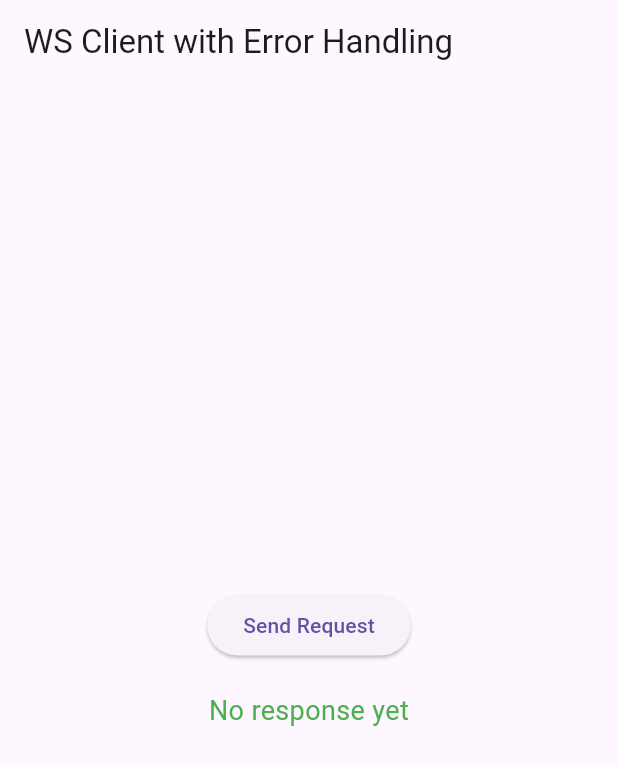
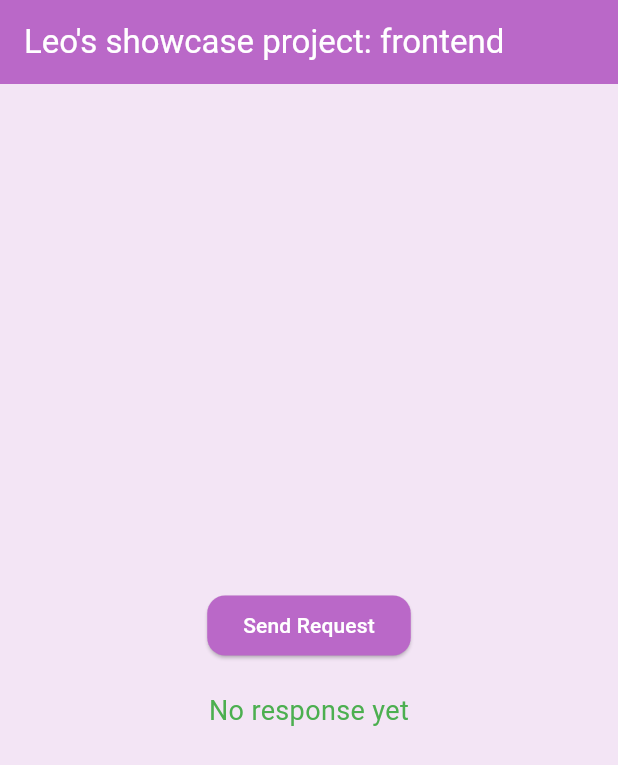
Before and after one commit to leoyesaulov/omni-front, a Flutter app: the screen it shows after launch, on a phone screen of 412 x 824 dp. Shown: the top 765 px of the screen. Run offline on Flutter 3.47's test engine with Material 3 defaults, Android fonts, the phone set to English and light mode, and no system bars; our stand-ins replace get_it, logger.

Commit message:
add theme

```diff
--- a/lib/main.dart
+++ b/lib/main.dart
@@ -1,5 +1,6 @@
 import 'dart:io';
 import 'package:flutter/material.dart';
+import 'package:omni_front/theme.dart';
 import 'package:web_socket_channel/web_socket_channel.dart';
 import 'package:web_socket_channel/io.dart';
 import 'package:logger/logger.dart';
@@ -13,6 +14,7 @@
   Widget build(BuildContext context) {
     return MaterialApp(
       home: HomePage(),
+      theme: AppTheme.purpleTheme,
     );
   }
 }
@@ -42,14 +44,14 @@
     });
 
     try {
-      // Инициализация соединения
+      // Connection initialization
       _ws.connect();
 
 
-      // Отправка сообщения
+      // Message sending
       _ws.send("Hello, Backend!");
 
-      // Ожидание ответа с таймаутом
+      // Waiting for response
       final response = await _ws.getResponse();
 
       setState(() => _response = 'Response: $response');
@@ -77,7 +79,7 @@
   @override
   Widget build(BuildContext context) {
     return Scaffold(
-      appBar: AppBar(title: const Text('WS Client with Error Handling')),
+      appBar: AppBar(title: const Text('Leo\'s showcase project: frontend')),
       body: Center(
         child: Column(
           mainAxisAlignment: MainAxisAlignment.center,
--- /dev/null
+++ b/lib/theme.dart
@@ -0,0 +1,36 @@
+import 'package:flutter/material.dart';
+
+class AppTheme {
+  static ThemeData get purpleTheme {
+    return ThemeData(
+      primaryColor: Colors.purple.shade300,
+      colorScheme: ColorScheme.fromSwatch(
+        primarySwatch: Colors.purple,
+      ).copyWith(
+        secondary: Colors.deepPurpleAccent.shade400,
+      ),
+      scaffoldBackgroundColor: Colors.purple.shade50,
+      appBarTheme: AppBarTheme(
+        backgroundColor: Colors.purple.shade300,
+        foregroundColor: Colors.white,
+      ),
+      elevatedButtonTheme: ElevatedButtonThemeData(
+        style: ElevatedButton.styleFrom(
+          backgroundColor: Colors.purple.shade300,
+          foregroundColor: Colors.white,
+          shape: RoundedRectangleBorder(
+            borderRadius: BorderRadius.circular(12),
+          ),
+        ),
+      ),
+      textTheme: TextTheme(
+        headlineMedium: TextStyle(fontSize: 24, fontWeight: FontWeight.bold, color: Colors.purple),
+        headlineSmall: TextStyle(fontSize: 20, fontWeight: FontWeight.bold, color: Colors.purple),
+        headlineLarge: TextStyle(fontSize: 28, fontWeight: FontWeight.bold, color: Colors.purple),
+        bodyMedium: TextStyle(fontSize: 18, color: Colors.purple.shade900),
+        bodyLarge: TextStyle(fontSize: 24, color: Colors.purple.shade900),
+        bodySmall: TextStyle(fontSize: 14, color: Colors.purple.shade900),
+      ),
+    );
+  }
+}
```
